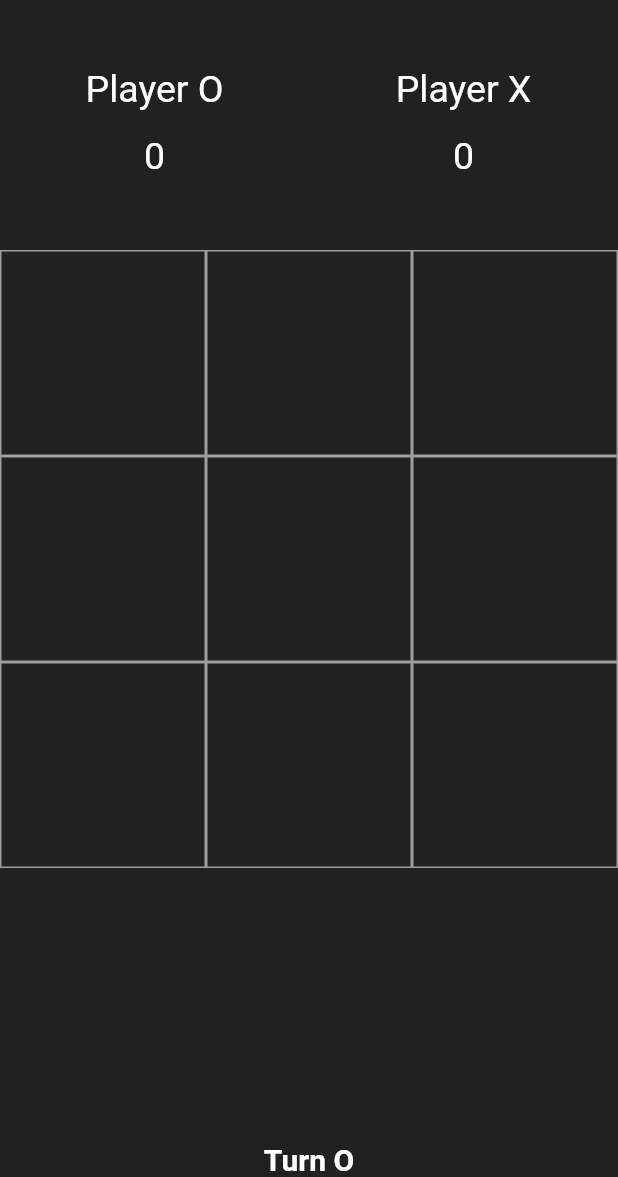
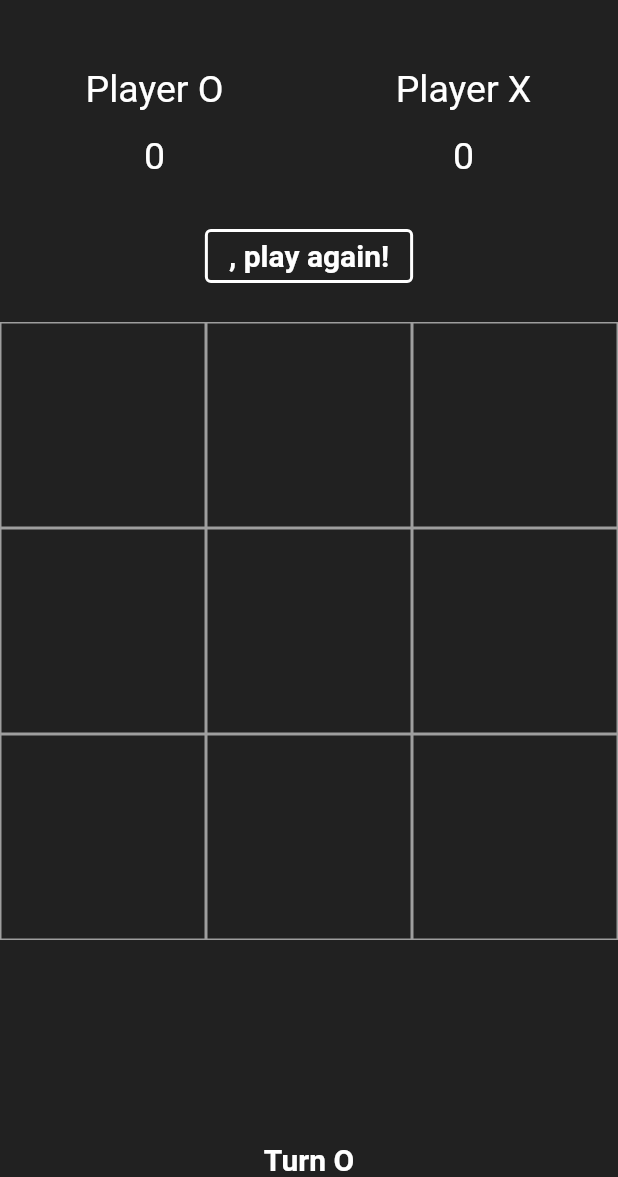
Before and after one commit to amirahmadadibi/tic_tac_toe, a Flutter app: the screen it shows after launch, on a phone screen of 412 x 824 dp, the part 59-1236 px from its top. Run offline on Flutter 3.47's test engine with Material 2 defaults, Android fonts, the phone set to English and light mode, and no system bars.

Commit message:
week7 E19-add result button

```diff
--- a/lib/screens/home_screen.dart
+++ b/lib/screens/home_screen.dart
@@ -17,6 +17,7 @@ class _HomeState extends State<Home> {
 
   int scoreX = 0;
   int scoreO = 0;
+  String winnerTitle = '';
 
   @override
   Widget build(BuildContext context) {
@@ -43,13 +44,37 @@ class _HomeState extends State<Home> {
               ),
               getScoreBorad(),
               SizedBox(
-                height: 40,
+                height: 20,
+              ),
+              getResultButton(),
+              SizedBox(
+                height: 20,
               ),
               getGridView(),
               getTurn(),
             ],
           ),
         ));
+  }
+
+  Widget getResultButton() {
+    return OutlinedButton(
+      style: OutlinedButton.styleFrom(
+        primary: Colors.white,
+        side: BorderSide(color: Colors.white, width: 2),
+      ),
+      onPressed: () {
+        setState(() {
+          gameHasResult = false;
+          clearGame();
+        });
+      },
+      child: Text(
+        '$winnerTitle, play again!',
+        style: TextStyle(
+            color: Colors.white, fontSize: 20, fontWeight: FontWeight.bold),
+      ),
+    );
   }
 
   Widget getTurn() {
@@ -244,7 +269,7 @@ class _HomeState extends State<Home> {
   void setResult(String winner, String title) {
     setState(() {
       gameHasResult = true;
-
+      winnerTitle = title;
       if (winner == 'X') {
         scoreX = scoreX + 1;
       } else if (winner == 'O') {
```
